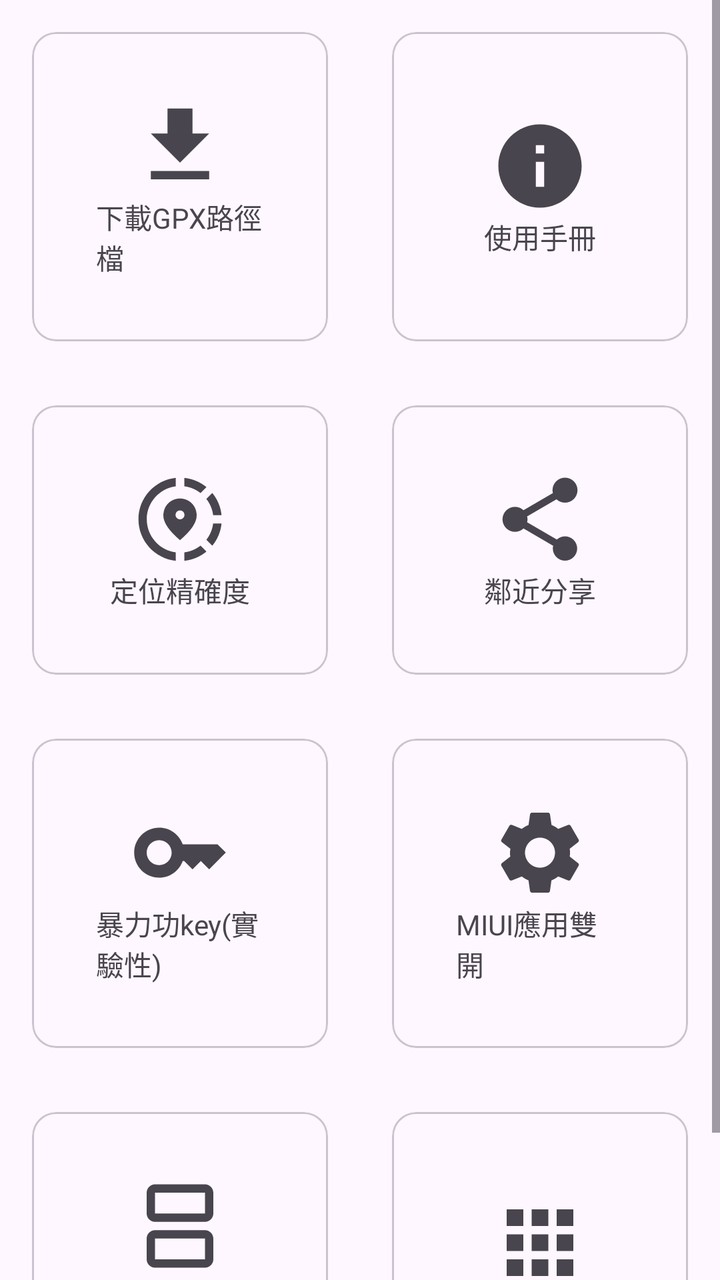
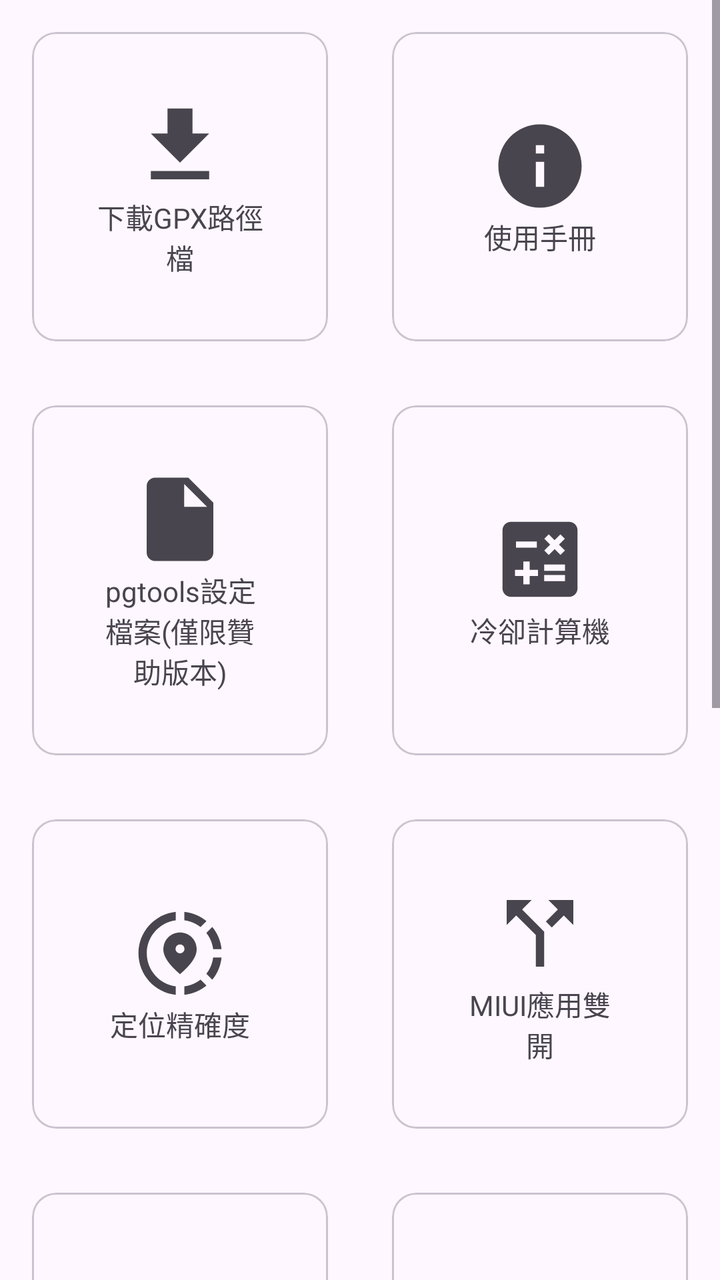

Before-and-after screenshots of an Android layout around one commit, followed by the original layout XML and the change that was made.
<!-- AndroidManifest.xml: application theme Theme.DynamicColors -->
<!-- res/layout/fragment_shortcuts.xml -->
<?xml version="1.0" encoding="utf-8"?>
<ScrollView xmlns:android="http://schemas.android.com/apk/res/android"
    xmlns:tools="http://schemas.android.com/tools"
    android:layout_width="match_parent"
    android:layout_height="match_parent"
    xmlns:app="http://schemas.android.com/apk/res-auto"
    tools:context=".fragment.ShortCuts">

    <TableLayout
        android:layout_width="match_parent"
        android:layout_height="wrap_content"
        tools:layout_editor_absoluteX="1dp"
        tools:layout_editor_absoluteY="1dp">

        <TableRow
            android:layout_width="match_parent"
            android:layout_height="wrap_content">

            <com.google.android.material.card.MaterialCardView
                android:id="@+id/download_gpx"
                android:layout_weight="1"
                android:layout_width="0dp"
                android:layout_height="match_parent"
                android:layout_margin="16dp"
                android:checkable="true"
                android:clickable="true"
                android:focusable="true"
                app:contentPadding="32dp">

                <LinearLayout
                    android:layout_width="wrap_content"
                    android:layout_height="wrap_content"
                    android:orientation="vertical"
                    android:layout_gravity="center">

                    <ImageView
                        android:layout_width="50dp"
                        android:layout_height="50dp"
                        android:layout_gravity="center"
                        app:srcCompat="@drawable/ic_baseline_download_24" />

                    <TextView
                        android:layout_width="wrap_content"
                        android:layout_height="wrap_content"
                        android:layout_gravity="center"
                        android:text="@string/download_gpx"/>
                </LinearLayout>

            </com.google.android.material.card.MaterialCardView>

            <com.google.android.material.card.MaterialCardView
                android:id="@+id/manual"
                android:layout_weight="1"
                android:layout_width="0dp"
                android:layout_height="match_parent"
                android:layout_margin="16dp"
                android:checkable="true"
                android:clickable="true"
                android:focusable="true"
                app:contentPadding="32dp">

                <LinearLayout
                    android:layout_width="wrap_content"
                    android:layout_height="wrap_content"
                    android:orientation="vertical"
                    android:layout_gravity="center">

                    <ImageView
                        android:layout_width="50dp"
                        android:layout_height="50dp"
                        android:layout_gravity="center"
                        app:srcCompat="@drawable/ic_baseline_info_24" />

                    <TextView
                        android:layout_width="wrap_content"
                        android:layout_height="wrap_content"
                        android:layout_gravity="center"
                        android:text="@string/manual"/>
                </LinearLayout>

            </com.google.android.material.card.MaterialCardView>

        </TableRow>

        <TableRow
            android:layout_width="match_parent"
            android:layout_height="wrap_content">

            <com.google.android.material.card.MaterialCardView
                android:id="@+id/LocationAccuracyActivity"
                android:layout_weight="1"
                android:layout_width="0dp"
                android:layout_height="match_parent"
                android:layout_margin="16dp"
                android:checkable="true"
                android:clickable="true"
                android:focusable="true"
                app:contentPadding="32dp">

                <LinearLayout
                    android:layout_width="wrap_content"
                    android:layout_height="wrap_content"
                    android:orientation="vertical"
                    android:layout_gravity="center">

                    <ImageView
                        android:layout_width="50dp"
                        android:layout_height="50dp"
                        android:layout_gravity="center"
                        app:srcCompat="@drawable/ic_baseline_share_location_24" />

                    <TextView
                        android:layout_width="wrap_content"
                        android:layout_height="wrap_content"
                        android:layout_gravity="center"
                        android:text="@string/locationAccuracyActivity1"/>
                </LinearLayout>

            </com.google.android.material.card.MaterialCardView>

            <com.google.android.material.card.MaterialCardView
                android:id="@+id/action_nearbySharing"
                android:layout_weight="1"
                android:layout_width="0dp"
                android:layout_height="match_parent"
                android:layout_margin="16dp"
                android:checkable="true"
                android:clickable="true"
                android:focusable="true"
                app:contentPadding="32dp">

                <LinearLayout
                    android:layout_width="wrap_content"
                    android:layout_height="wrap_content"
                    android:orientation="vertical"
                    android:layout_gravity="center">

                    <ImageView
                        android:layout_width="50dp"
                        android:layout_height="50dp"
                        android:layout_gravity="center"
                        app:srcCompat="@drawable/baseline_share_24" />

                    <TextView
                        android:layout_width="wrap_content"
                        android:layout_height="wrap_content"
                        android:layout_gravity="center"
                        android:text="@string/nearbySharing" />
                </LinearLayout>

            </com.google.android.material.card.MaterialCardView>

        </TableRow>

        <TableRow
            android:layout_width="match_parent"
            android:layout_height="wrap_content">

            <com.google.android.material.card.MaterialCardView
                android:id="@+id/getPolygonKey"
                android:layout_weight="1"
                android:layout_width="0dp"
                android:layout_height="match_parent"
                android:layout_margin="16dp"
                android:checkable="true"
                android:clickable="true"
                android:focusable="true"
                app:contentPadding="32dp">

                <LinearLayout
                    android:layout_width="wrap_content"
                    android:layout_height="wrap_content"
                    android:orientation="vertical"
                    android:layout_gravity="center">

                    <ImageView
                        android:layout_width="50dp"
                        android:layout_height="50dp"
                        android:layout_gravity="center"
                        app:srcCompat="@drawable/baseline_key_24" />

                    <TextView
                        android:layout_width="wrap_content"
                        android:layout_height="wrap_content"
                        android:layout_gravity="center"
                        android:text="@string/getPolygonKey"/>
                </LinearLayout>

            </com.google.android.material.card.MaterialCardView>

            <com.google.android.material.card.MaterialCardView
                android:id="@+id/MiuiXSpace"
                android:layout_weight="1"
                android:layout_width="0dp"
                android:layout_height="match_parent"
                android:layout_margin="16dp"
                android:checkable="true"
                android:clickable="true"
                android:focusable="true"
                app:contentPadding="32dp">

                <LinearLayout
                    android:layout_width="wrap_content"
                    android:layout_height="wrap_content"
                    android:orientation="vertical"
                    android:layout_gravity="center">

                    <ImageView
                        android:layout_width="50dp"
                        android:layout_height="50dp"
                        android:layout_gravity="center"
                        app:srcCompat="@drawable/baseline_settings_24" />

                    <TextView
                        android:layout_width="wrap_content"
                        android:layout_height="wrap_content"
                        android:layout_gravity="center"
                        android:text="@string/MiuiXSpace" />
                </LinearLayout>

            </com.google.android.material.card.MaterialCardView>

        </TableRow>

        <TableRow
            android:layout_width="match_parent"
            android:layout_height="wrap_content">

            <com.google.android.material.card.MaterialCardView
                android:id="@+id/downloadSplitScreen"
                android:layout_weight="1"
                android:layout_width="0dp"
                android:layout_height="match_parent"
                android:layout_margin="16dp"
                android:checkable="true"
                android:clickable="true"
                android:focusable="true"
                app:contentPadding="32dp">

                <LinearLayout
                    android:layout_width="wrap_content"
                    android:layout_height="wrap_content"
                    android:orientation="vertical"
                    android:layout_gravity="center">

                    <ImageView
                        android:layout_width="50dp"
                        android:layout_height="50dp"
                        android:layout_gravity="center"
                        app:srcCompat="@drawable/baseline_splitscreen_24" />

                    <TextView
                        android:layout_width="wrap_content"
                        android:layout_height="wrap_content"
                        android:layout_gravity="center"
                        android:text="@string/downloadSplitScreen"/>
                </LinearLayout>

            </com.google.android.material.card.MaterialCardView>

            <com.google.android.material.card.MaterialCardView
                android:id="@+id/downloadIsland"
                android:layout_weight="1"
                android:layout_width="0dp"
                android:layout_height="match_parent"
                android:layout_margin="16dp"
                android:checkable="true"
                android:clickable="true"
                android:focusable="true"
                app:contentPadding="32dp">

                <LinearLayout
                    android:layout_width="wrap_content"
                    android:layout_height="wrap_content"
                    android:orientation="vertical"
                    android:layout_gravity="center">

                    <ImageView
                        android:layout_width="50dp"
                        android:layout_height="50dp"
                        android:layout_gravity="center"
                        app:srcCompat="@drawable/baseline_apps_24" />

                    <TextView
                        android:layout_width="wrap_content"
                        android:layout_height="wrap_content"
                        android:layout_gravity="center"
                        android:text="@string/downloadIsland" />
                </LinearLayout>

            </com.google.android.material.card.MaterialCardView>

        </TableRow>
    </TableLayout>
</ScrollView>
<!-- resources referenced by this layout -->
<resources>
  <!-- drawable baseline_settings_24 (drawable) -->
  <vector android:height="24dp" android:tint="?attr/colorControlNormal"
      android:viewportHeight="24" android:viewportWidth="24"
      android:width="24dp" xmlns:android="http://schemas.android.com/apk/res/android">
      <path android:fillColor="@android:color/white" android:pathData="M19.14,12.94c0.04,-0.3 0.06,-0.61 0.06,-0.94c0,-0.32 -0.02,-0.64 -0.07,-0.94l2.03,-1.58c0.18,-0.14 0.23,-0.41 0.12,-0.61l-1.92,-3.32c-0.12,-0.22 -0.37,-0.29 -0.59,-0.22l-2.39,0.96c-0.5,-0.38 -1.03,-0.7 -1.62,-0.94L14.4,2.81c-0.04,-0.24 -0.24,-0.41 -0.48,-0.41h-3.84c-0.24,0 -0.43,0.17 -0.47,0.41L9.25,5.35C8.66,5.59 8.12,5.92 7.63,6.29L5.24,5.33c-0.22,-0.08 -0.47,0 -0.59,0.22L2.74,8.87C2.62,9.08 2.66,9.34 2.86,9.48l2.03,1.58C4.84,11.36 4.8,11.69 4.8,12s0.02,0.64 0.07,0.94l-2.03,1.58c-0.18,0.14 -0.23,0.41 -0.12,0.61l1.92,3.32c0.12,0.22 0.37,0.29 0.59,0.22l2.39,-0.96c0.5,0.38 1.03,0.7 1.62,0.94l0.36,2.54c0.05,0.24 0.24,0.41 0.48,0.41h3.84c0.24,0 0.44,-0.17 0.47,-0.41l0.36,-2.54c0.59,-0.24 1.13,-0.56 1.62,-0.94l2.39,0.96c0.22,0.08 0.47,0 0.59,-0.22l1.92,-3.32c0.12,-0.22 0.07,-0.47 -0.12,-0.61L19.14,12.94zM12,15.6c-1.98,0 -3.6,-1.62 -3.6,-3.6s1.62,-3.6 3.6,-3.6s3.6,1.62 3.6,3.6S13.98,15.6 12,15.6z"/>
  </vector>
  <string name="MiuiXSpace">MIUI應用雙開</string>
  <string name="downloadIsland">下載island</string>
  <string name="downloadSplitScreen">下載分割畫面app</string>
  <string name="download_gpx">下載GPX路徑檔</string>
  <string name="getPolygonKey">暴力功key(實驗性)</string>
  <string name="locationAccuracyActivity1">定位精確度</string>
  <string name="manual">使用手冊</string>
  <string name="nearbySharing">鄰近分享</string>
  <style name="ThemeOverlay.App.Preference" parent="PreferenceThemeOverlay">
          <item name="switchPreferenceCompatStyle">@style/PreferenceMaterialSwitch</item>
      </style>
  <style name="PreferenceMaterialSwitch" parent="@style/Preference.SwitchPreferenceCompat.Material">
          <item name="widgetLayout">@layout/preference_switch</item>
      </style>
  <!-- unchanged entries left out for length: 8 -->
</resources>

<!-- the commit's change to res/layout/fragment_shortcuts.xml (unified diff, before → after) -->
@@ -43,6 +43,7 @@
                         android:layout_width="wrap_content"
                         android:layout_height="wrap_content"
                         android:layout_gravity="center"
+                        android:gravity="center"
                         android:text="@string/download_gpx"/>
                 </LinearLayout>
 
@@ -75,6 +76,7 @@
                         android:layout_width="wrap_content"
                         android:layout_height="wrap_content"
                         android:layout_gravity="center"
+                        android:gravity="center"
                         android:text="@string/manual"/>
                 </LinearLayout>
 
@@ -87,6 +89,79 @@
             android:layout_height="wrap_content">
 
             <com.google.android.material.card.MaterialCardView
+                android:id="@+id/pgtoolsFile"
+                android:layout_width="0dp"
+                android:layout_height="match_parent"
+                android:layout_margin="16dp"
+                android:layout_weight="1"
+                android:checkable="true"
+                android:clickable="true"
+                android:focusable="true"
+                app:contentPadding="32dp">
+
+                <LinearLayout
+                    android:layout_width="wrap_content"
+                    android:layout_height="wrap_content"
+                    android:layout_gravity="center"
+                    android:orientation="vertical">
+
+                    <ImageView
+                        android:layout_width="50dp"
+                        android:layout_height="50dp"
+                        android:layout_gravity="center"
+                        app:srcCompat="@drawable/baseline_insert_drive_file_24" />
+
+                    <TextView
+                        android:layout_width="wrap_content"
+                        android:layout_height="wrap_content"
+                        android:layout_gravity="center"
+                        android:gravity="center"
+                        android:text="@string/pgtoolsFile" />
+                </LinearLayout>
+
+            </com.google.android.material.card.MaterialCardView>
+
+            <com.google.android.material.card.MaterialCardView
+                android:id="@+id/coolDownCalculator"
+                android:layout_weight="1"
+                android:layout_width="0dp"
+                android:layout_height="match_parent"
+                android:layout_margin="16dp"
+                android:checkable="true"
+                android:clickable="true"
+                android:focusable="true"
+                app:contentPadding="32dp">
+
+                <LinearLayout
+                    android:layout_width="wrap_content"
+                    android:layout_height="wrap_content"
+                    android:orientation="vertical"
+                    android:layout_gravity="center">
+
+                    <ImageView
+                        android:layout_width="50dp"
+                        android:layout_height="50dp"
+                        android:layout_gravity="center"
+                        app:srcCompat="@drawable/baseline_calculate_24" />
+
+                    <TextView
+                        android:layout_width="wrap_content"
+                        android:layout_height="wrap_content"
+                        android:layout_gravity="center"
+                        android:gravity="center"
+                        android:text="@string/coolDownCalculator" />
+                </LinearLayout>
+
+            </com.google.android.material.card.MaterialCardView>
+
+        </TableRow>
+
+
+        <TableRow
+            android:layout_width="match_parent"
+            android:layout_height="wrap_content">
+
+            <com.google.android.material.card.MaterialCardView
                 android:id="@+id/LocationAccuracyActivity"
                 android:layout_weight="1"
                 android:layout_width="0dp"
@@ -113,7 +188,80 @@
                         android:layout_width="wrap_content"
                         android:layout_height="wrap_content"
                         android:layout_gravity="center"
-                        android:text="@string/locationAccuracyActivity1"/>
+                        android:gravity="center"
+                        android:text="@string/locationAccuracyActivity1" />
+                </LinearLayout>
+
+            </com.google.android.material.card.MaterialCardView>
+
+            <com.google.android.material.card.MaterialCardView
+                android:id="@+id/MiuiXSpace"
+                android:layout_weight="1"
+                android:layout_width="0dp"
+                android:layout_height="match_parent"
+                android:layout_margin="16dp"
+                android:checkable="true"
+                android:clickable="true"
+                android:focusable="true"
+                app:contentPadding="32dp">
+
+                <LinearLayout
+                    android:layout_width="wrap_content"
+                    android:layout_height="wrap_content"
+                    android:orientation="vertical"
+                    android:layout_gravity="center">
+
+                    <ImageView
+                        android:layout_width="50dp"
+                        android:layout_height="50dp"
+                        android:layout_gravity="center"
+                        app:srcCompat="@drawable/baseline_call_split_24" />
+
+                    <TextView
+                        android:layout_width="wrap_content"
+                        android:layout_height="wrap_content"
+                        android:layout_gravity="center"
+                        android:gravity="center"
+                        android:text="@string/MiuiXSpace" />
+                </LinearLayout>
+
+            </com.google.android.material.card.MaterialCardView>
+
+        </TableRow>
+
+        <TableRow
+            android:layout_width="match_parent"
+            android:layout_height="wrap_content">
+
+            <com.google.android.material.card.MaterialCardView
+                android:id="@+id/getPolygonKey"
+                android:layout_width="0dp"
+                android:layout_height="match_parent"
+                android:layout_margin="16dp"
+                android:layout_weight="1"
+                android:checkable="true"
+                android:clickable="true"
+                android:focusable="true"
+                app:contentPadding="32dp">
+
+                <LinearLayout
+                    android:layout_width="wrap_content"
+                    android:layout_height="wrap_content"
+                    android:layout_gravity="center"
+                    android:orientation="vertical">
+
+                    <ImageView
+                        android:layout_width="50dp"
+                        android:layout_height="50dp"
+                        android:layout_gravity="center"
+                        app:srcCompat="@drawable/baseline_key_24" />
+
+                    <TextView
+                        android:layout_width="wrap_content"
+                        android:layout_height="wrap_content"
+                        android:layout_gravity="center"
+                        android:gravity="center"
+                        android:text="@string/getPolygonKey" />
                 </LinearLayout>
 
             </com.google.android.material.card.MaterialCardView>
@@ -145,6 +293,7 @@
                         android:layout_width="wrap_content"
                         android:layout_height="wrap_content"
                         android:layout_gravity="center"
+                        android:gravity="center"
                         android:text="@string/nearbySharing" />
                 </LinearLayout>
 
@@ -157,65 +306,67 @@
             android:layout_height="wrap_content">
 
             <com.google.android.material.card.MaterialCardView
-                android:id="@+id/getPolygonKey"
-                android:layout_weight="1"
-                android:layout_width="0dp"
-                android:layout_height="match_parent"
-                android:layout_margin="16dp"
-                android:checkable="true"
-                android:clickable="true"
-                android:focusable="true"
-                app:contentPadding="32dp">
-
-                <LinearLayout
-                    android:layout_width="wrap_content"
-                    android:layout_height="wrap_content"
-                    android:orientation="vertical"
-                    android:layout_gravity="center">
-
-                    <ImageView
-                        android:layout_width="50dp"
-                        android:layout_height="50dp"
-                        android:layout_gravity="center"
-                        app:srcCompat="@drawable/baseline_key_24" />
-
-                    <TextView
-                        android:layout_width="wrap_content"
-                        android:layout_height="wrap_content"
-                        android:layout_gravity="center"
-                        android:text="@string/getPolygonKey"/>
-                </LinearLayout>
-
-            </com.google.android.material.card.MaterialCardView>
-
-            <com.google.android.material.card.MaterialCardView
-                android:id="@+id/MiuiXSpace"
-                android:layout_weight="1"
-                android:layout_width="0dp"
-                android:layout_height="match_parent"
-                android:layout_margin="16dp"
-                android:checkable="true"
-                android:clickable="true"
-                android:focusable="true"
-                app:contentPadding="32dp">
-
-                <LinearLayout
-                    android:layout_width="wrap_content"
-                    android:layout_height="wrap_content"
-                    android:orientation="vertical"
-                    android:layout_gravity="center">
-
-                    <ImageView
-                        android:layout_width="50dp"
-                        android:layout_height="50dp"
-                        android:layout_gravity="center"
-                        app:srcCompat="@drawable/baseline_settings_24" />
-
-                    <TextView
-                        android:layout_width="wrap_content"
-                        android:layout_height="wrap_content"
-                        android:layout_gravity="center"
-                        android:text="@string/MiuiXSpace" />
+                android:id="@+id/PackageDisablerPro"
+                android:layout_width="0dp"
+                android:layout_height="match_parent"
+                android:layout_margin="16dp"
+                android:layout_weight="1"
+                android:checkable="true"
+                android:clickable="true"
+                android:focusable="true"
+                app:contentPadding="32dp">
+
+                <LinearLayout
+                    android:layout_width="wrap_content"
+                    android:layout_height="wrap_content"
+                    android:layout_gravity="center"
+                    android:orientation="vertical">
+
+                    <ImageView
+                        android:layout_width="50dp"
+                        android:layout_height="50dp"
+                        android:layout_gravity="center"
+                        app:srcCompat="@drawable/baseline_app_blocking_24" />
+
+                    <TextView
+                        android:layout_width="wrap_content"
+                        android:layout_height="wrap_content"
+                        android:layout_gravity="center"
+                        android:gravity="center"
+                        android:text="Package Disabler Pro 停用APP" />
+                </LinearLayout>
+
+            </com.google.android.material.card.MaterialCardView>
+
+            <com.google.android.material.card.MaterialCardView
+                android:id="@+id/AFWall"
+                android:layout_weight="1"
+                android:layout_width="0dp"
+                android:layout_height="match_parent"
+                android:layout_margin="16dp"
+                android:checkable="true"
+                android:clickable="true"
+                android:focusable="true"
+                app:contentPadding="32dp">
+
+                <LinearLayout
+                    android:layout_width="wrap_content"
+                    android:layout_height="wrap_content"
+                    android:orientation="vertical"
+                    android:layout_gravity="center">
+
+                    <ImageView
+                        android:layout_width="50dp"
+                        android:layout_height="50dp"
+                        android:layout_gravity="center"
+                        app:srcCompat="@drawable/baseline_shield_24" />
+
+                    <TextView
+                        android:layout_width="wrap_content"
+                        android:layout_height="wrap_content"
+                        android:layout_gravity="center"
+                        android:gravity="center"
+                        android:text="AFWall防火牆 禁止APP連線網路" />
                 </LinearLayout>
 
             </com.google.android.material.card.MaterialCardView>
@@ -253,6 +404,7 @@
                         android:layout_width="wrap_content"
                         android:layout_height="wrap_content"
                         android:layout_gravity="center"
+                        android:gravity="center"
                         android:text="@string/downloadSplitScreen"/>
                 </LinearLayout>
 
@@ -285,6 +437,7 @@
                         android:layout_width="wrap_content"
                         android:layout_height="wrap_content"
                         android:layout_gravity="center"
+                        android:gravity="center"
                         android:text="@string/downloadIsland" />
                 </LinearLayout>
 
<!-- resource entries referenced after the edit -->
@@ -1,12 +1,37 @@
 <!-- resources referenced by this layout -->
 <resources>
-  <!-- drawable baseline_settings_24 (drawable) -->
+  <!-- drawable baseline_app_blocking_24 (drawable) -->
   <vector android:height="24dp" android:tint="?attr/colorControlNormal"
       android:viewportHeight="24" android:viewportWidth="24"
       android:width="24dp" xmlns:android="http://schemas.android.com/apk/res/android">
-      <path android:fillColor="@android:color/white" android:pathData="M19.14,12.94c0.04,-0.3 0.06,-0.61 0.06,-0.94c0,-0.32 -0.02,-0.64 -0.07,-0.94l2.03,-1.58c0.18,-0.14 0.23,-0.41 0.12,-0.61l-1.92,-3.32c-0.12,-0.22 -0.37,-0.29 -0.59,-0.22l-2.39,0.96c-0.5,-0.38 -1.03,-0.7 -1.62,-0.94L14.4,2.81c-0.04,-0.24 -0.24,-0.41 -0.48,-0.41h-3.84c-0.24,0 -0.43,0.17 -0.47,0.41L9.25,5.35C8.66,5.59 8.12,5.92 7.63,6.29L5.24,5.33c-0.22,-0.08 -0.47,0 -0.59,0.22L2.74,8.87C2.62,9.08 2.66,9.34 2.86,9.48l2.03,1.58C4.84,11.36 4.8,11.69 4.8,12s0.02,0.64 0.07,0.94l-2.03,1.58c-0.18,0.14 -0.23,0.41 -0.12,0.61l1.92,3.32c0.12,0.22 0.37,0.29 0.59,0.22l2.39,-0.96c0.5,0.38 1.03,0.7 1.62,0.94l0.36,2.54c0.05,0.24 0.24,0.41 0.48,0.41h3.84c0.24,0 0.44,-0.17 0.47,-0.41l0.36,-2.54c0.59,-0.24 1.13,-0.56 1.62,-0.94l2.39,0.96c0.22,0.08 0.47,0 0.59,-0.22l1.92,-3.32c0.12,-0.22 0.07,-0.47 -0.12,-0.61L19.14,12.94zM12,15.6c-1.98,0 -3.6,-1.62 -3.6,-3.6s1.62,-3.6 3.6,-3.6s3.6,1.62 3.6,3.6S13.98,15.6 12,15.6z"/>
+      <path android:fillColor="@android:color/white" android:pathData="M18,8c-2.21,0 -4,1.79 -4,4s1.79,4 4,4 4,-1.79 4,-4 -1.79,-4 -4,-4zM15.5,12c0,-1.38 1.12,-2.5 2.5,-2.5 0.42,0 0.8,0.11 1.15,0.29l-3.36,3.36c-0.18,-0.35 -0.29,-0.73 -0.29,-1.15zM18,14.5c-0.42,0 -0.8,-0.11 -1.15,-0.29l3.36,-3.36c0.18,0.35 0.29,0.73 0.29,1.15 0,1.38 -1.12,2.5 -2.5,2.5zM17,18L7,18L7,6h10v1h2L19,3c0,-1.1 -0.9,-2 -2,-2L7,1c-1.1,0 -2,0.9 -2,2v18c0,1.1 0.9,2 2,2h10c1.1,0 2,-0.9 2,-2v-4h-2v1z"/>
+  </vector>
+  <!-- drawable baseline_calculate_24 (drawable) -->
+  <vector android:height="24dp" android:tint="?attr/colorControlNormal"
+      android:viewportHeight="24" android:viewportWidth="24"
+      android:width="24dp" xmlns:android="http://schemas.android.com/apk/res/android">
+      <path android:fillColor="@android:color/white" android:pathData="M19,3H5C3.9,3 3,3.9 3,5v14c0,1.1 0.9,2 2,2h14c1.1,0 2,-0.9 2,-2V5C21,3.9 20.1,3 19,3zM13.03,7.06L14.09,6l1.41,1.41L16.91,6l1.06,1.06l-1.41,1.41l1.41,1.41l-1.06,1.06L15.5,9.54l-1.41,1.41l-1.06,-1.06l1.41,-1.41L13.03,7.06zM6.25,7.72h5v1.5h-5V7.72zM11.5,16h-2v2H8v-2H6v-1.5h2v-2h1.5v2h2V16zM18,17.25h-5v-1.5h5V17.25zM18,14.75h-5v-1.5h5V14.75z"/>
+  </vector>
+  <!-- drawable baseline_call_split_24 (drawable) -->
+  <vector android:autoMirrored="true" android:height="24dp"
+      android:tint="?attr/colorControlNormal" android:viewportHeight="24"
+      android:viewportWidth="24" android:width="24dp" xmlns:android="http://schemas.android.com/apk/res/android">
+      <path android:fillColor="@android:color/white" android:pathData="M14,4l2.29,2.29 -2.88,2.88 1.42,1.42 2.88,-2.88L20,10L20,4zM10,4L4,4v6l2.29,-2.29 4.71,4.7L11,20h2v-8.41l-5.29,-5.3z"/>
+  </vector>
+  <!-- drawable baseline_insert_drive_file_24 (drawable) -->
+  <vector android:autoMirrored="true" android:height="24dp"
+      android:tint="?attr/colorControlNormal" android:viewportHeight="24"
+      android:viewportWidth="24" android:width="24dp" xmlns:android="http://schemas.android.com/apk/res/android">
+      <path android:fillColor="@android:color/white" android:pathData="M6,2c-1.1,0 -1.99,0.9 -1.99,2L4,20c0,1.1 0.89,2 1.99,2L18,22c1.1,0 2,-0.9 2,-2L20,8l-6,-6L6,2zM13,9L13,3.5L18.5,9L13,9z"/>
+  </vector>
+  <!-- drawable baseline_shield_24 (drawable) -->
+  <vector android:height="24dp" android:tint="?attr/colorControlNormal"
+      android:viewportHeight="24" android:viewportWidth="24"
+      android:width="24dp" xmlns:android="http://schemas.android.com/apk/res/android">
+      <path android:fillColor="@android:color/white" android:pathData="M12,1L3,5v6c0,5.55 3.84,10.74 9,12 5.16,-1.26 9,-6.45 9,-12V5l-9,-4z"/>
   </vector>
   <string name="MiuiXSpace">MIUI應用雙開</string>
+  <string name="coolDownCalculator">冷卻計算機</string>
   <string name="downloadIsland">下載island</string>
   <string name="downloadSplitScreen">下載分割畫面app</string>
   <string name="download_gpx">下載GPX路徑檔</string>
@@ -14,6 +39,7 @@
   <string name="locationAccuracyActivity1">定位精確度</string>
   <string name="manual">使用手冊</string>
   <string name="nearbySharing">鄰近分享</string>
+  <string name="pgtoolsFile">pgtools設定檔案(僅限贊助版本)</string>
   <style name="ThemeOverlay.App.Preference" parent="PreferenceThemeOverlay">
           <item name="switchPreferenceCompatStyle">@style/PreferenceMaterialSwitch</item>
       </style>
